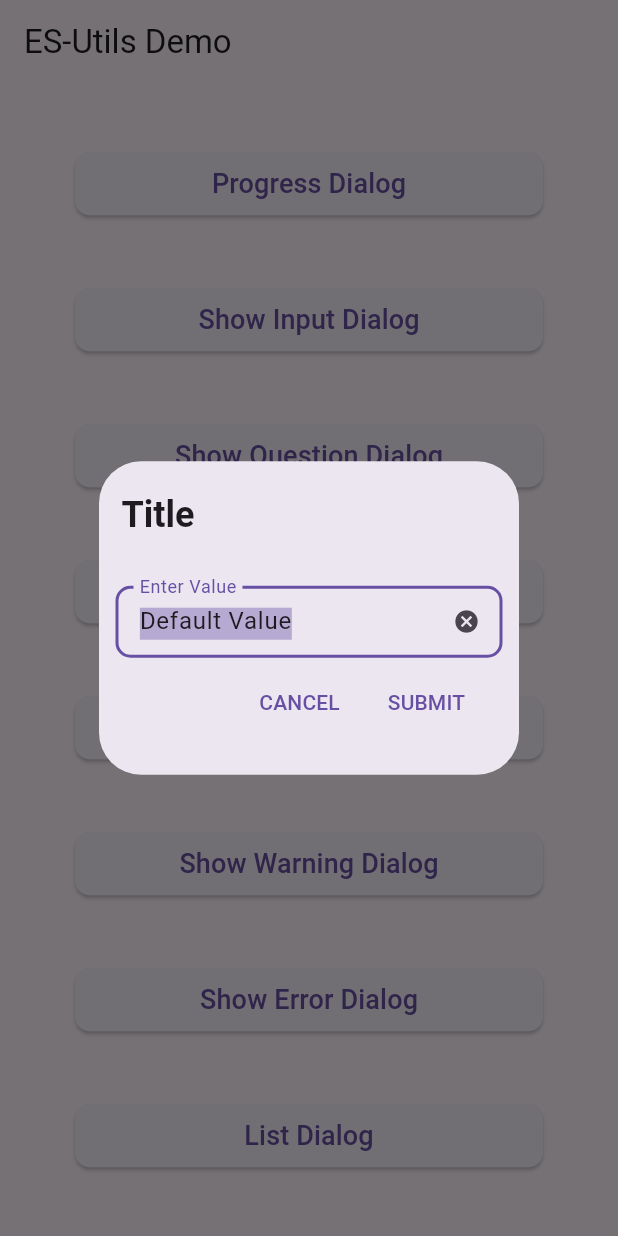
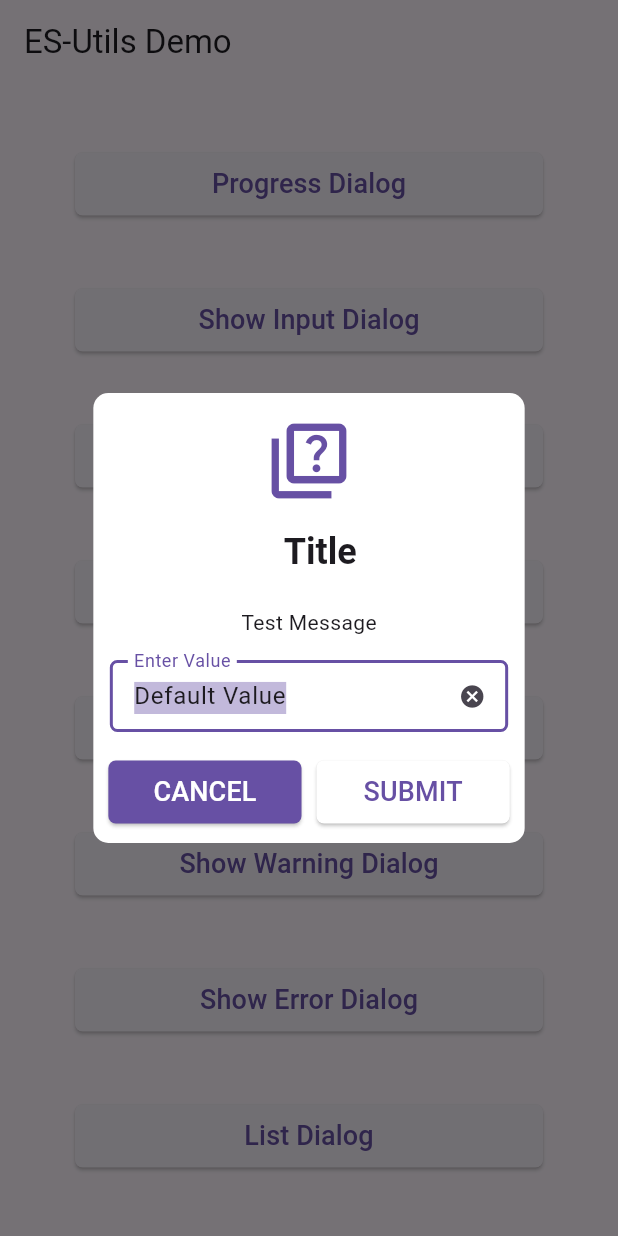
Before and after one commit to ajumalp/flutter_es_utils, a Flutter app: the screen it shows after launch, after a tap on "Show Input Dialog", on a phone screen of 412 x 824 dp. Run offline on Flutter 3.47's test engine with Material 3 defaults, Android fonts, the phone set to English and light mode, and no system bars.

Commit message:
minor fixes

```diff
--- a/example/lib/main.dart
+++ b/example/lib/main.dart
@@ -65,6 +65,7 @@ class MyHomePage extends StatelessWidget {
                 onPressed: () => ESMessage.showInputDialog(
                   context: context,
                   title: 'Title',
+                  message: 'Test Message',
                   defaultValue: 'Default Value',
                   hitText: 'Enter Value',
                   onSubmit: (TextEditingController controller) => ESMessage.showInfoMessage(
@@ -86,7 +87,7 @@ class MyHomePage extends StatelessWidget {
                 onPressed: () => ESMessage.showConfirmDialog(
                   context: context,
                   title: 'Confirm Dialog',
-                  message: 'Are you sure?',
+                  message: 'Are you sure you want to remove all the existing items ?',
                   primaryButton: 'OK',
                   // buttonRight: 'Cancel',
                 ),
--- a/lib/es_messages.dart
+++ b/lib/es_messages.dart
@@ -197,6 +197,7 @@ class ESMessage {
     ESMessage.customDialog(
       context: context,
       title: title,
+      iconData: Icons.quiz_outlined,
       onSubmit: (context) {
         if (onSubmit != null) onSubmit(controller);
       },
@@ -213,7 +214,7 @@ class ESMessage {
               child: TextField(
                 decoration: InputDecoration(
                   isDense: true,
-                  border: const OutlineInputBorder(borderRadius: BorderRadius.all(Radius.circular(10))),
+                  border: const OutlineInputBorder(borderRadius: BorderRadius.all(Radius.circular(5))),
                   filled: false,
                   hintStyle: const TextStyle(color: Colors.grey),
                   hintText: hitText ?? '',
@@ -247,33 +248,51 @@ class ESMessage {
     final Function(BuildContext context)? onSubmit,
     final Function()? onCancel,
     final String okBtnText = 'SUBMIT',
+    final IconData? iconData,
+    final Color? iconColor,
+    Color? primaryColor,
     final bool hideCancelButton = false,
   }) {
+    primaryColor = primaryColor ?? Theme.of(context).primaryColor;
+
     return showDialog<T>(
       context: context,
       barrierDismissible: barrierDismissible,
       builder: (BuildContext context) => AlertDialog(
+        backgroundColor: Colors.white,
+        iconPadding: iconData == null ? null : const EdgeInsets.only(top: 15),
+        icon: iconData == null ? null : Icon(iconData, color: iconColor ?? primaryColor, size: 60),
+        titlePadding: const EdgeInsets.only(top: 15, left: 15, bottom: 0),
+        actionsPadding: const EdgeInsets.only(top: 10, left: 10, right: 10, bottom: 10),
+        shape: RoundedRectangleBorder(borderRadius: BorderRadius.circular(10)),
         contentPadding: const EdgeInsets.all(6.0),
-        titlePadding: const EdgeInsets.only(top: 20, bottom: 10, right: 15, left: 15),
         title: Text(title ?? '', style: const TextStyle(fontWeight: FontWeight.bold)),
         content: content,
         actionsOverflowDirection: VerticalDirection.down,
         actions: [
+          ESUtils.createControlsInRow([
             if (!hideCancelButton)
-            TextButton(
-              child: const Text('CANCEL'),
+              ESButton(
+                'CANCEL',
+                width: double.infinity,
+                textColor: Colors.white,
+                buttonColor: primaryColor,
                 onPressed: () {
-                Navigator.of(context).pop();
+                  Navigator.pop(context);
                   if (onCancel != null) onCancel();
                 },
               ),
-          TextButton(
-            child: Text(okBtnText),
+            ESButton(
+              okBtnText,
+              width: double.infinity,
+              textColor: primaryColor,
+              buttonColor: Colors.white,
               onPressed: () {
                 if (autoPop) Navigator.of(context).pop();
                 if (onSubmit != null) onSubmit(context);
               },
             ),
+          ]),
         ],
       ),
     );
@@ -449,11 +468,12 @@ class ESMessage {
           ),
           content: content ?? Text(message ?? '', style: const TextStyle(fontWeight: FontWeight.bold)),
           actions: [
+            ESUtils.createControlsInRow([
               Tooltip(
                 message: '[Esc]',
                 child: ESButton(
                   primaryButton,
-                width: secondaryButton == null ? double.infinity : 130,
+                  width: double.infinity,
                   textColor: Colors.white,
                   buttonColor: primaryButtonColor ?? primaryColor,
                   onPressed: () {
@@ -467,7 +487,7 @@ class ESMessage {
                   message: '[Press Enter]',
                   child: ESButton(
                     secondaryButton,
-                  width: 130,
+                    width: double.infinity,
                     textColor: Colors.white,
                     buttonColor: secondaryButtonColor ?? primaryColor,
                     onPressed: () {
@@ -476,6 +496,7 @@ class ESMessage {
                     },
                   ),
                 ),
+            ]),
           ],
         ),
       ),
--- a/lib/es_widgets.dart
+++ b/lib/es_widgets.dart
@@ -90,12 +90,13 @@ class ESButton extends StatelessWidget {
       width: width,
       child: ElevatedButton(
         style: ElevatedButton.styleFrom(
+          elevation: 1,
           backgroundColor: buttonColor,
           padding: EdgeInsets.symmetric(
             horizontal: 30,
             vertical: (varPlatform == TargetPlatform.android || varPlatform == TargetPlatform.iOS) ? 8 : 15,
           ),
-          shape: RoundedRectangleBorder(borderRadius: BorderRadius.circular(10)),
+          shape: RoundedRectangleBorder(borderRadius: BorderRadius.circular(5)),
         ),
         child: Text(caption, style: TextStyle(fontSize: 18, color: textColor)),
         onPressed: () => onPressed(),
```
Lines whose indentation alone changed are shown as unchanged.
